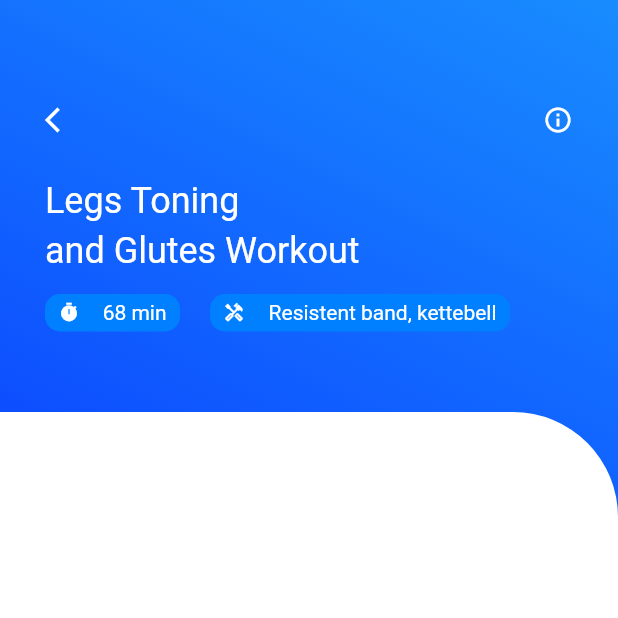
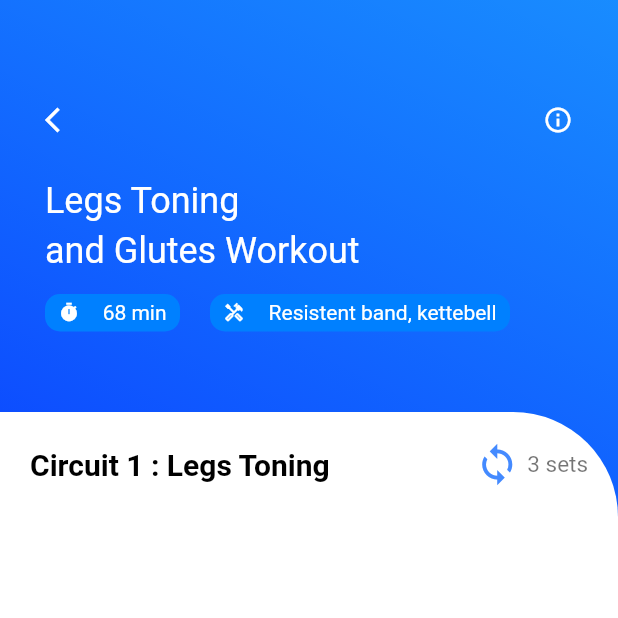
Before and after one commit to muhammadawaisyaseen/video-player-app, a Flutter app: the screen it shows after launch, on a phone screen of 412 x 824 dp, the top half of it. Run offline on Flutter 3.47's test engine with Material 2 defaults, Android fonts, the phone set to English and light mode, and no system bars.

Commit message:
Update video_info.dart

```diff
--- a/lib/video_info.dart
+++ b/lib/video_info.dart
@@ -1,3 +1,4 @@
+import 'package:flutter/cupertino.dart';
 import "package:flutter/material.dart";
 
 class VideoInfo extends StatefulWidget {
@@ -126,6 +127,34 @@ class _VideoInfoState extends State<VideoInfo> {
                     color: Colors.white,
                     borderRadius:
                         BorderRadius.only(topRight: Radius.circular(70))),
+                child: Padding(
+                  padding: const EdgeInsets.all(20),
+                  child: Column(
+                    children: [
+                      Row(
+                        children: const [
+                          Text(
+                            "Circuit 1 : Legs Toning",
+                            style: TextStyle(
+                                color: Colors.black,
+                                fontSize: 20,
+                                fontWeight: FontWeight.bold),
+                          ),
+                          Spacer(),
+                          Icon(Icons.loop, size: 30, color: Colors.blueAccent),
+                          SizedBox(
+                            width: 5,
+                          ),
+                          Text("3 sets",
+                              style: TextStyle(
+                                color: Colors.black54,
+                                fontSize: 15,
+                              )),
+                        ],
+                      )
+                    ],
+                  ),
+                ),
               ),
             )
           ],
```
